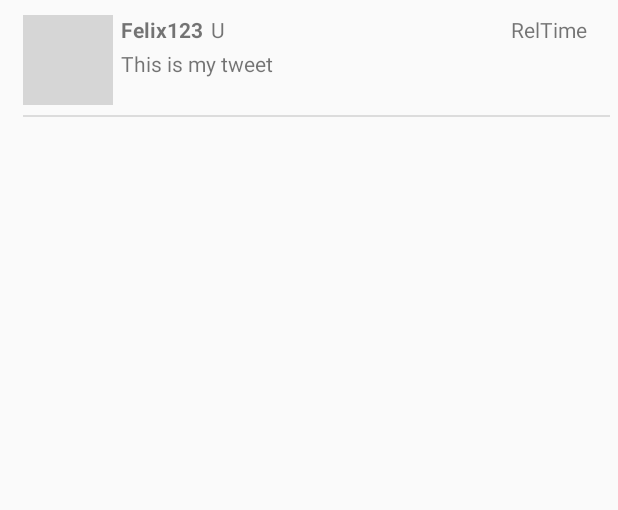
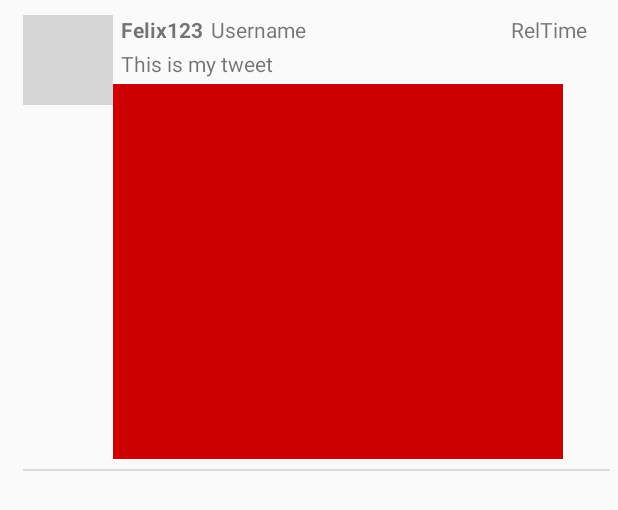
Before and after one commit to FelixDeLeon11/SimpleTweet, an Android app: the layout item_tweet.xml on its own in the app's theme, with its tools: preview values and no code run, on a phone screen of 412 x 824 dp. Shown: the top 510 px of the screen. Run offline under Robolectric (Android 15) with nearby library versions, the phone set to English and light mode, and no system bars; grey boxes are pictures that could not be loaded.

Commit message:
add media to tweets

```diff
--- a/app/src/main/java/com/codepath/apps/restclienttemplate/TwitterClient.java
+++ b/app/src/main/java/com/codepath/apps/restclienttemplate/TwitterClient.java
@@ -1,6 +1,7 @@
 package com.codepath.apps.restclienttemplate;
 
 import android.content.Context;
+import android.util.Log;
 
 import com.codepath.asynchttpclient.RequestParams;
 import com.codepath.asynchttpclient.callback.JsonHttpResponseHandler;
--- a/app/src/main/java/com/codepath/apps/restclienttemplate/models/Tweet.java
+++ b/app/src/main/java/com/codepath/apps/restclienttemplate/models/Tweet.java
@@ -14,6 +14,7 @@ public class Tweet {
     public String createdAt;
     public  long id;
     public User user;
+    public Media media;
 
     public static Tweet fromJson(JSONObject jsonObject) throws JSONException {
         Tweet tweet = new Tweet();
@@ -21,6 +22,7 @@ public class Tweet {
         tweet.createdAt = jsonObject.getString("created_at");
         tweet.user = User.fromJson(jsonObject.getJSONObject("user"));
         tweet.id = jsonObject.getLong("id");
+        tweet.media = Media.fromJson(jsonObject.getJSONObject("entities"));
 
         return tweet;
     }
--- a/app/src/main/res/layout/item_tweet.xml
+++ b/app/src/main/res/layout/item_tweet.xml
@@ -69,11 +69,21 @@
             android:layout_alignParentTop="true"
             android:layout_marginStart="5dp"
             android:layout_marginTop="0dp"
-            android:layout_marginEnd="188dp"
             android:layout_marginBottom="3dp"
-            android:layout_toStartOf="@+id/relativeTime"
             android:layout_toEndOf="@+id/tvScreenName"
             tools:text="Username" />
+
+        <ImageView
+            android:id="@+id/media"
+            android:layout_width="300dp"
+            android:layout_height="250dp"
+            android:layout_below="@+id/tvBody"
+            android:layout_alignParentBottom="false"
+            android:layout_marginStart="0dp"
+            android:layout_marginTop="-15dp"
+            android:layout_marginBottom="1dp"
+            android:layout_toEndOf="@+id/ivProfileImage"
+            tools:srcCompat="@android:color/holo_red_dark" />
 
     </RelativeLayout>
 
--- /dev/null
+++ b/app/src/main/res/layout/item_tweet_media.xml
@@ -0,0 +1,6 @@
+<?xml version="1.0" encoding="utf-8"?>
+<androidx.constraintlayout.widget.ConstraintLayout
+    xmlns:android="http://schemas.android.com/apk/res/android" android:layout_width="match_parent"
+    android:layout_height="match_parent">
+
+</androidx.constraintlayout.widget.ConstraintLayout>
```
Also changed, not shown: app/src/main/java/com/codepath/apps/restclienttemplate/TweetsAdapter.java (+21 -0 lines), app/src/main/java/com/codepath/apps/restclienttemplate/models/Media.java (added, +29 -0 lines).
